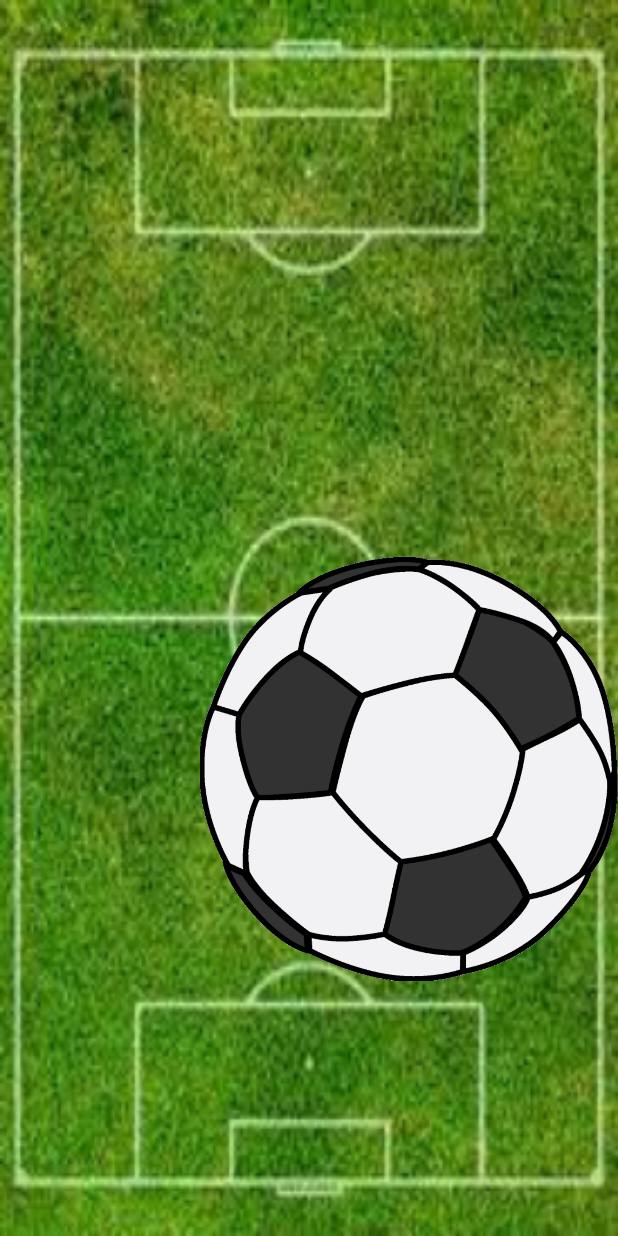
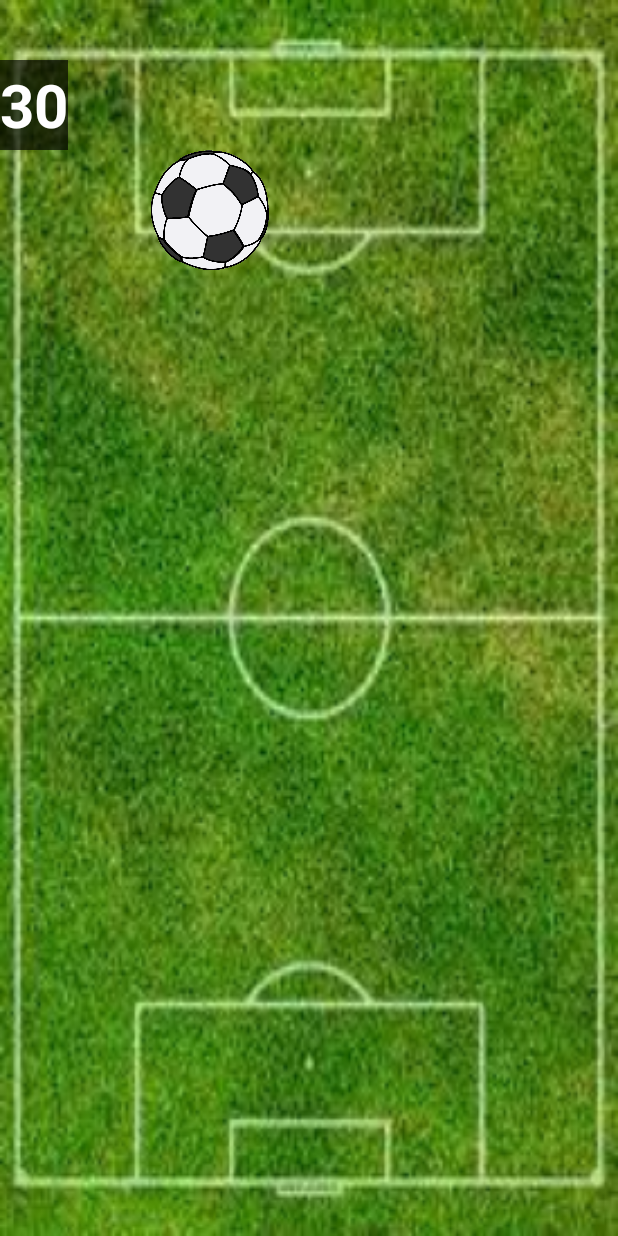
Before and after one commit to aipon0987/shoothingApp, an Android app: the GameActivity screen opened directly, with no data from a screen before it, on a phone screen of 412 x 824 dp. Run offline under Robolectric (Android 15) with nearby library versions, the phone set to English and light mode, and no system bars.

Commit message:
2次実装完了

```diff
--- a/app/src/main/java/com/example/GameActivity.java
+++ b/app/src/main/java/com/example/GameActivity.java
@@ -8,6 +8,8 @@ import android.os.Bundle;
 import android.os.CountDownTimer;
 import android.util.Log;
 import android.view.Display;
+import android.view.LayoutInflater;
+import android.view.View;
 import android.view.ViewGroup;
 import android.view.WindowManager;
 import android.view.WindowMetrics;
@@ -24,7 +26,7 @@ import com.example.myapplication.R;
 
 public class GameActivity extends AppCompatActivity {
 
-    private static final int DEFAULT_TIMER_VALUE = 30;
+    private static final int DEFAULT_TIMER_VALUE = 33;
     private static final long TOTAL_TIME = DEFAULT_TIMER_VALUE * 1000;
     private static final long INTERVAL_TIME = 1000;
 
@@ -33,6 +35,7 @@ public class GameActivity extends AppCompatActivity {
     }
 
     private FrameLayout mainLayout;
+    private ImageView soccerBall;
     private CountDownTimer timer;
     private int count = 0;
 
@@ -47,43 +50,42 @@ public class GameActivity extends AppCompatActivity {
             return insets;
         });
 
+
         mainLayout = findViewById(R.id.main);
+        LayoutInflater inflater = LayoutInflater.from(this);
+        View ballLayout = inflater.inflate(R.layout.soccer_ball_layout, null);
+        soccerBall = ballLayout.findViewById(R.id.soccer_ball);
+
 
         initTimer();
         timer.start();
-        addBall();
     }
 
-    private void addBall(){
-        int screenWidth = 0;
-        int screenHeight = 0;
-        if (Build.VERSION.SDK_INT < Build.VERSION_CODES.R) {
-            WindowManager wm = (WindowManager)getSystemService(WINDOW_SERVICE);
-            Display disp = wm.getDefaultDisplay();
-            Point realSize = new Point();
-            disp.getRealSize(realSize);
-            screenWidth = realSize.x;
-            screenHeight = realSize.y;
-        } else {
-            WindowMetrics windowMetrics = this.getWindowManager().getCurrentWindowMetrics();
-            screenWidth = windowMetrics.getBounds().width();
-            screenHeight = windowMetrics.getBounds().height();
-        }
-
-        Log.d("TAG", "screenWidth: " + screenWidth + ", screenHeight: " + screenHeight);
-
-        ImageView ballImage = new ImageView(this);
-        ballImage.setImageResource(R.drawable.soccer_ball);
-
-        FrameLayout.LayoutParams params = new FrameLayout.LayoutParams(
-                FrameLayout.LayoutParams.WRAP_CONTENT,
-                FrameLayout.LayoutParams.WRAP_CONTENT
-        );
-        params.leftMargin = 200;
-        params.topMargin = 300;
-        mainLayout.addView(ballImage, params);
+    @Override
+    protected void onResume() {
+        super.onResume();
+        int pxSize = dpToPx(80);
+        int leftMargin = dpToPx(100);
+        int topMargin = dpToPx(100);
+        addSoccerBall(leftMargin, topMargin, pxSize);
 
     }
+
+    private void addSoccerBall(int leftMargin, int topMargin, int ballSize){
+        mainLayout.addView(soccerBall);
+        ViewGroup.LayoutParams params = soccerBall.getLayoutParams();
+        params.width = ballSize;
+        params.height = ballSize;
+        ((ViewGroup.MarginLayoutParams) params).leftMargin = leftMargin;
+        ((ViewGroup.MarginLayoutParams) params).topMargin = topMargin;
+        soccerBall.setLayoutParams(params);
+    }
+
+    private int dpToPx(int dp){
+        float density = getResources().getDisplayMetrics().density;
+        return (int) (dp * density + 0.5f);
+    }
+
     @Override
     protected void onDestroy() {
         super.onDestroy();
@@ -96,6 +98,21 @@ public class GameActivity extends AppCompatActivity {
             @Override
             public void onTick(long millisUnitlFinished) {
                 long second = millisUnitlFinished / 1000;
+                Log.d("TAG", "OnTick" + second);
+
+                boolean isCountDown = (second - 30) >= 0;
+                if (isCountDown) {
+
+                    if (second -30 == 0) {
+
+                    }else  {
+
+                    }
+
+                } else {
+
+                }
+
             }
 
             @Override
--- a/app/src/main/res/layout/activity_game.xml
+++ b/app/src/main/res/layout/activity_game.xml
@@ -37,4 +37,22 @@
             android:layout_marginTop="50dp"/>
 
     </FrameLayout>
+
+    <FrameLayout
+        android:layout_width="wrap_content"
+        android:layout_height="60dp"
+        android:background="#A8000000"
+        android:layout_marginTop="40dp">
+
+        <TextView
+            android:id="@+id/timer_text"
+            android:layout_width="wrap_content"
+            android:layout_height="wrap_content"
+            android:text="30"
+            android:textSize="40sp"
+            android:textStyle="bold"
+            android:textColor="@color/white"
+            android:layout_gravity="center"/>
+
+    </FrameLayout>
 </FrameLayout>
--- /dev/null
+++ b/app/src/main/res/layout/soccer_ball_layout.xml
@@ -0,0 +1,6 @@
+<?xml version="1.0" encoding="utf-8"?>
+<ImageView xmlns:android="http://schemas.android.com/apk/res/android"
+    android:layout_width="wrap_content"
+    android:layout_height="wrap_content"
+    android:src="@drawable/soccer_ball"
+    android:id="@+id/soccer_ball" />
--- a/app/src/main/res/values/strings.xml
+++ b/app/src/main/res/values/strings.xml
@@ -1,3 +1,3 @@
 <resources>
-    <string name="app_name">My Application</string>
+    <string name="app_name">SoccerDeShothing</string>
 </resources>
```
Also changed, not shown: app/src/main/res/drawable/top_character.jpg (added).
